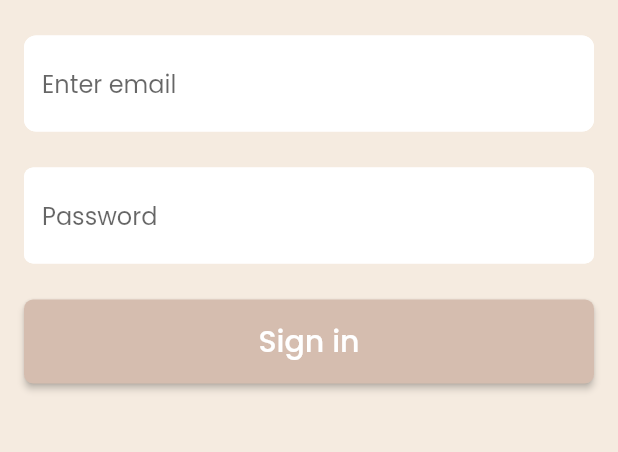
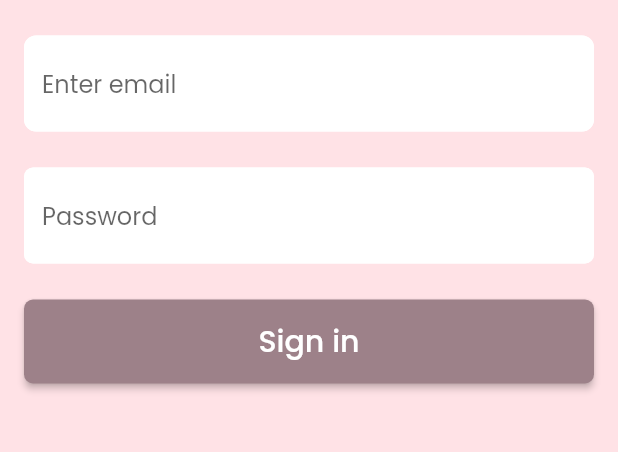
Before and after one commit to ReachPooja/todo, a Flutter app: the screen it shows after launch, on a phone screen of 412 x 824 dp, the part 146-598 px from its top. Run offline on Flutter 3.47's test engine with Material 2 defaults, Android fonts, the phone set to English and light mode, and no system bars; our stand-ins replace bloc, firebase_auth, flutter_bloc, formz, get_it, google_sign_in and 1 more; accounts and stored records are empty; generated files the repository leaves out were written again.

Commit message:
update: colors updated

```diff
--- a/lib/src/core/presentation/theme/app_colors.dart
+++ b/lib/src/core/presentation/theme/app_colors.dart
@@ -1,6 +1,7 @@
 import 'package:flutter/material.dart';
 
 class AppColors {
-  static const primaryBackgroundColor = Color(0xfff5ebe0);
-  static const primaryColor = Color(0xffd5bdaf);
+  static const primaryBackgroundColor = Color.fromARGB(255, 255, 226, 230);
+  static const primaryColor = Color(0xff9d8189);
+  static const accentColor = Color(0xfff4acb7);
 }
```
